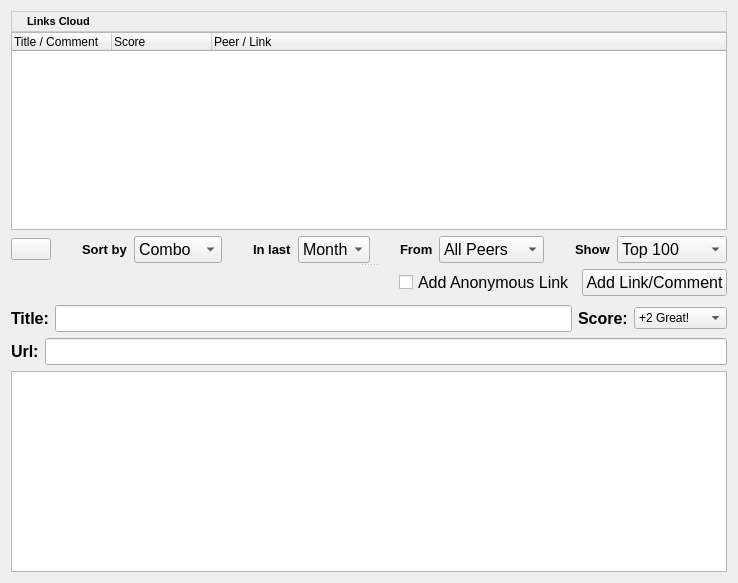
Above: retroshare-gui/src/gui/LinksDialog.ui from RetroShare/RetroShare before the change. Below: the same form after it.
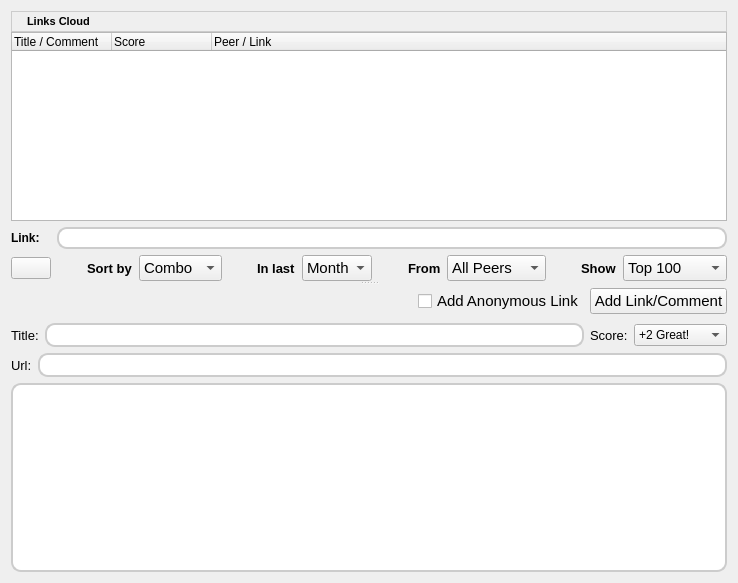
That is the form after the change. Icons and pictures are not drawn.

Commit message: changes for LinksDialog: disabled bold text, added a Label to display each Link in html format

Diff of the .ui file:
```diff
--- a/retroshare-gui/src/gui/LinksDialog.ui
+++ b/retroshare-gui/src/gui/LinksDialog.ui
@@ -60,7 +60,7 @@
          </column>
         </widget>
        </item>
-       <item row="1" column="0">
+       <item row="3" column="0">
         <widget class="QPushButton" name="expandButton">
          <property name="text">
           <string/>
@@ -71,7 +71,7 @@
          </property>
         </widget>
        </item>
-       <item row="1" column="1">
+       <item row="3" column="1">
         <spacer>
          <property name="orientation">
           <enum>Qt::Horizontal</enum>
@@ -84,7 +84,7 @@
          </property>
         </spacer>
        </item>
-       <item row="1" column="2">
+       <item row="3" column="2">
         <widget class="QLabel" name="label">
          <property name="font">
           <font>
@@ -98,11 +98,11 @@
          </property>
         </widget>
        </item>
-       <item row="1" column="3">
+       <item row="3" column="3">
         <widget class="QComboBox" name="rankComboBox">
          <property name="font">
           <font>
-           <pointsize>12</pointsize>
+           <pointsize>11</pointsize>
           </font>
          </property>
          <item>
@@ -122,7 +122,7 @@
          </item>
         </widget>
        </item>
-       <item row="1" column="4">
+       <item row="3" column="4">
         <spacer>
          <property name="orientation">
           <enum>Qt::Horizontal</enum>
@@ -135,7 +135,7 @@
          </property>
         </spacer>
        </item>
-       <item row="1" column="5">
+       <item row="3" column="5">
         <widget class="QLabel" name="label_2">
          <property name="font">
           <font>
@@ -149,11 +149,11 @@
          </property>
         </widget>
        </item>
-       <item row="1" column="6">
+       <item row="3" column="6">
         <widget class="QComboBox" name="periodComboBox">
          <property name="font">
           <font>
-           <pointsize>12</pointsize>
+           <pointsize>11</pointsize>
           </font>
          </property>
          <item>
@@ -173,7 +173,7 @@
          </item>
         </widget>
        </item>
-       <item row="1" column="7">
+       <item row="3" column="7">
         <spacer>
          <property name="orientation">
           <enum>Qt::Horizontal</enum>
@@ -186,7 +186,7 @@
          </property>
         </spacer>
        </item>
-       <item row="1" column="8">
+       <item row="3" column="8">
         <widget class="QLabel" name="label_3">
          <property name="font">
           <font>
@@ -200,11 +200,11 @@
          </property>
         </widget>
        </item>
-       <item row="1" column="9">
+       <item row="3" column="9">
         <widget class="QComboBox" name="fromComboBox">
          <property name="font">
           <font>
-           <pointsize>12</pointsize>
+           <pointsize>11</pointsize>
           </font>
          </property>
          <item>
@@ -219,7 +219,7 @@
          </item>
         </widget>
        </item>
-       <item row="1" column="10">
+       <item row="3" column="10">
         <spacer>
          <property name="orientation">
           <enum>Qt::Horizontal</enum>
@@ -232,7 +232,7 @@
          </property>
         </spacer>
        </item>
-       <item row="1" column="11">
+       <item row="3" column="11">
         <widget class="QLabel" name="label_5">
          <property name="font">
           <font>
@@ -246,11 +246,11 @@
          </property>
         </widget>
        </item>
-       <item row="1" column="12">
+       <item row="3" column="12">
         <widget class="QComboBox" name="topComboBox">
          <property name="font">
           <font>
-           <pointsize>12</pointsize>
+           <pointsize>11</pointsize>
           </font>
          </property>
          <item>
@@ -285,6 +285,40 @@
          </item>
         </widget>
        </item>
+       <item row="1" column="1" colspan="12">
+        <widget class="QTextBrowser" name="linklabel">
+         <property name="maximumSize">
+          <size>
+           <width>16777215</width>
+           <height>22</height>
+          </size>
+         </property>
+         <property name="styleSheet">
+          <string notr="true">QTextBrowser{border: 2px solid #CCCCCC; 
+border-radius: 10px;
+background: white;}</string>
+         </property>
+         <property name="verticalScrollBarPolicy">
+          <enum>Qt::ScrollBarAlwaysOff</enum>
+         </property>
+         <property name="openLinks">
+          <bool>false</bool>
+         </property>
+        </widget>
+       </item>
+       <item row="1" column="0">
+        <widget class="QLabel" name="label_9">
+         <property name="font">
+          <font>
+           <weight>75</weight>
+           <bold>true</bold>
+          </font>
+         </property>
+         <property name="text">
+          <string>Link:</string>
+         </property>
+        </widget>
+       </item>
       </layout>
      </widget>
      <widget class="QWidget" name="layoutWidget">
@@ -308,7 +342,7 @@
           <widget class="QCheckBox" name="anonBox">
            <property name="font">
             <font>
-             <pointsize>12</pointsize>
+             <pointsize>11</pointsize>
              <weight>50</weight>
              <bold>false</bold>
             </font>
@@ -322,7 +356,7 @@
           <widget class="QPushButton" name="addButton">
            <property name="font">
             <font>
-             <pointsize>12</pointsize>
+             <pointsize>11</pointsize>
             </font>
            </property>
            <property name="text">
@@ -338,9 +372,9 @@
           <widget class="QLabel" name="label_6">
            <property name="font">
             <font>
-             <pointsize>12</pointsize>
-             <weight>75</weight>
-             <bold>true</bold>
+             <pointsize>10</pointsize>
+             <weight>50</weight>
+             <bold>false</bold>
             </font>
            </property>
            <property name="text">
@@ -352,18 +386,23 @@
           <widget class="QLineEdit" name="titleLineEdit">
            <property name="font">
             <font>
-             <pointsize>12</pointsize>
+             <pointsize>11</pointsize>
             </font>
            </property>
+           <property name="styleSheet">
+            <string notr="true">QLineEdit{border: 2px solid #CCCCCC; 
+border-radius: 10px;
+background: white;}</string>
+           </property>
           </widget>
          </item>
          <item>
           <widget class="QLabel" name="label_8">
            <property name="font">
             <font>
-             <pointsize>12</pointsize>
-             <weight>75</weight>
-             <bold>true</bold>
+             <pointsize>10</pointsize>
+             <weight>50</weight>
+             <bold>false</bold>
             </font>
            </property>
            <property name="text">
@@ -428,9 +467,9 @@
           <widget class="QLabel" name="label_7">
            <property name="font">
             <font>
-             <pointsize>12</pointsize>
-             <weight>75</weight>
-             <bold>true</bold>
+             <pointsize>10</pointsize>
+             <weight>50</weight>
+             <bold>false</bold>
             </font>
            </property>
            <property name="text">
@@ -442,9 +481,14 @@
           <widget class="QLineEdit" name="linkLineEdit">
            <property name="font">
             <font>
-             <pointsize>12</pointsize>
+             <pointsize>11</pointsize>
             </font>
            </property>
+           <property name="styleSheet">
+            <string notr="true">QLineEdit{border: 2px solid #CCCCCC; 
+border-radius: 10px;
+background: white;}</string>
+           </property>
           </widget>
          </item>
         </layout>
@@ -468,6 +512,11 @@
            <pointsize>12</pointsize>
           </font>
          </property>
+         <property name="styleSheet">
+          <string notr="true">QTextEdit{border: 2px solid #CCCCCC; 
+border-radius: 10px;
+background: white;}</string>
+         </property>
         </widget>
        </item>
       </layout>
```
Left out of the diff: 32 changed lines with no effect on the pictures. The commit also changes 2 other files.
